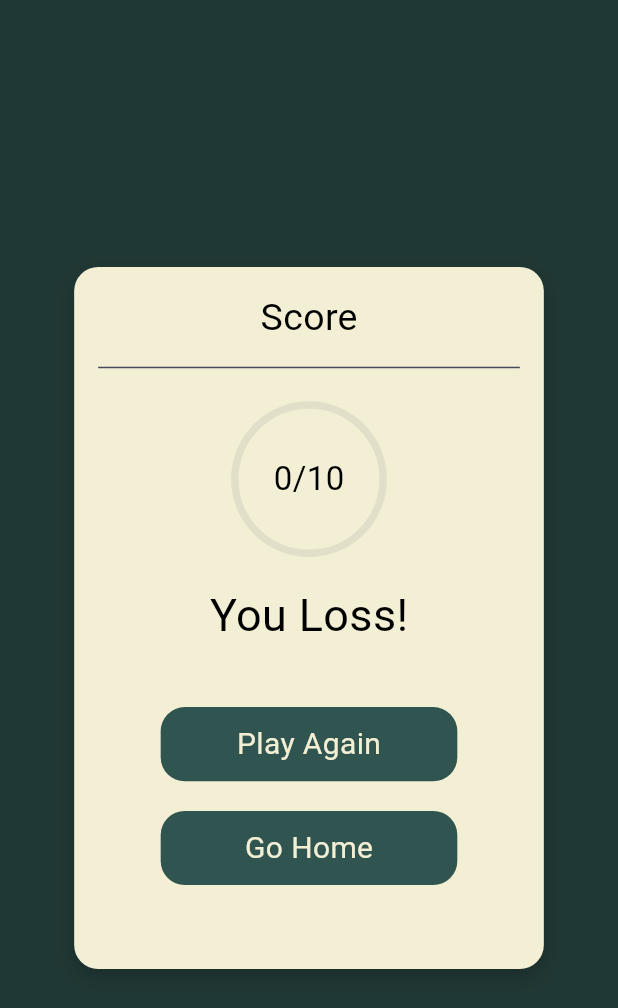
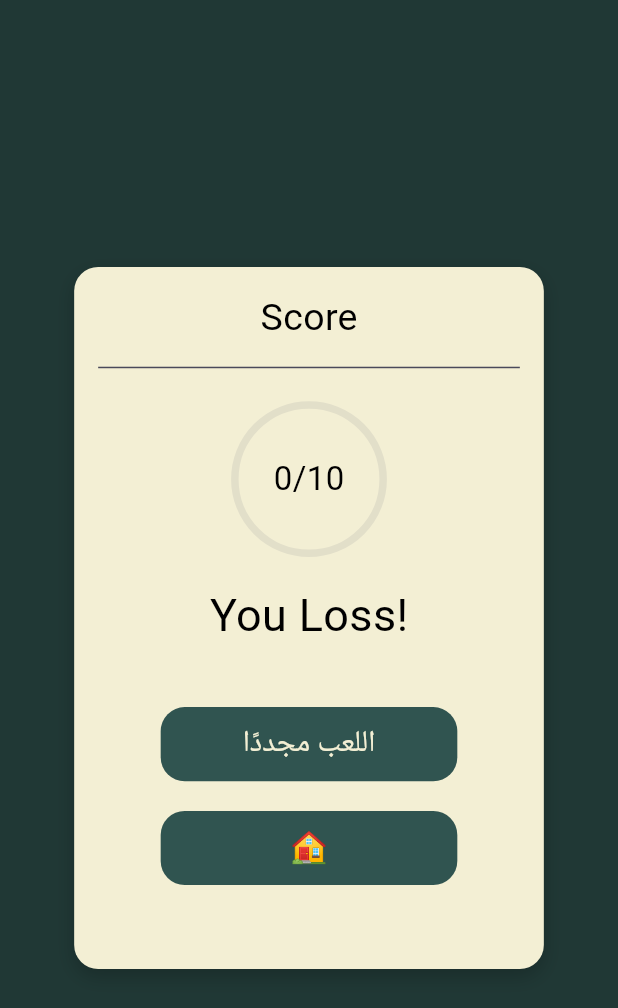
Before and after one commit to KarimaMahmoud626/Quiz-Game, a Flutter app: the ScoreScreen screen opened directly with empty values, on a phone screen of 412 x 824 dp. Shown: the top 1008 px of the screen. Run offline on Flutter 3.47's test engine with Material 3 defaults, Android fonts, the phone set to English and light mode, and no system bars; our stand-ins replace cloud_firestore, dartz, equatable, firebase_core, flutter_bloc, get; accounts and stored records are empty.

Commit message:
app screen shots

```diff
--- a/lib/screens/quiz_screen.dart
+++ b/lib/screens/quiz_screen.dart
@@ -19,7 +19,7 @@ class QuizScreen extends StatelessWidget {
           (context) => QuizCubit(FirestoreService())..fetchQuestions(quizType),
       child: Scaffold(
         backgroundColor: AppColors.primaryDark,
-        body: QuizScreenBody(),
+        body: QuizScreenBody(quizType: quizType),
       ),
     );
   }
--- a/lib/widgets/score_screen_body.dart
+++ b/lib/widgets/score_screen_body.dart
@@ -76,7 +76,7 @@ class ScoreScreenBody extends StatelessWidget {
                 ),
                 SizedBox(height: SizeConfig.defaultSize! * 4),
                 CustomTextButton(
-                  text: 'Play Again',
+                  text: 'اللعب مجددًا',
                   onTap: () {
                     Get.to(() => QuizTypeScreen());
                     context.read<QuizCubit>().restartQuiz();
@@ -84,7 +84,7 @@ class ScoreScreenBody extends StatelessWidget {
                 ),
                 SizedBox(height: SizeConfig.defaultSize! * 2),
                 CustomTextButton(
-                  text: 'Go Home',
+                  text: '🏠',
                   onTap: () {
                     Get.to(() => SplashScreen());
                     context.read<QuizCubit>().restartQuiz();
```
Also changed, not shown: lib/widgets/quiz_screen_body.dart (+5 -3 lines), assets/screen_shots/correct_answer.jpg (added), assets/screen_shots/quiz_screen.jpg (added), assets/screen_shots/quizzes.jpg (added), assets/screen_shots/score.jpg (added), assets/screen_shots/splash.jpg (added), assets/screen_shots/wrong_answer.jpg (added).
